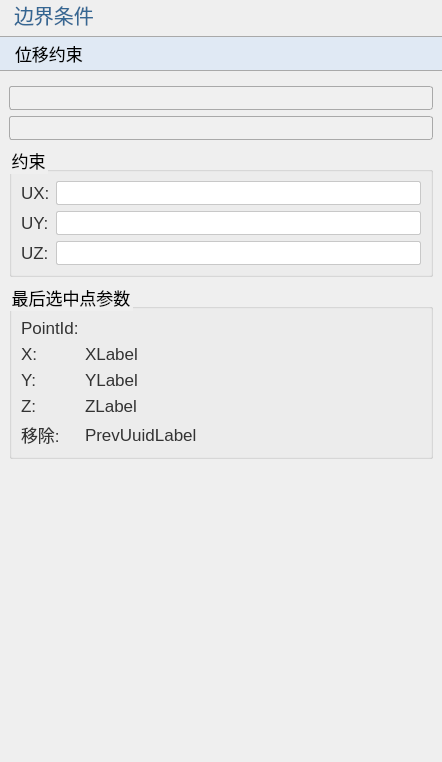
The window that plugins/Base_PhysicalField/DisplacementConstraintWidget.ui (asd977/base_cae) describes before a commit, drawn with Qt 5.
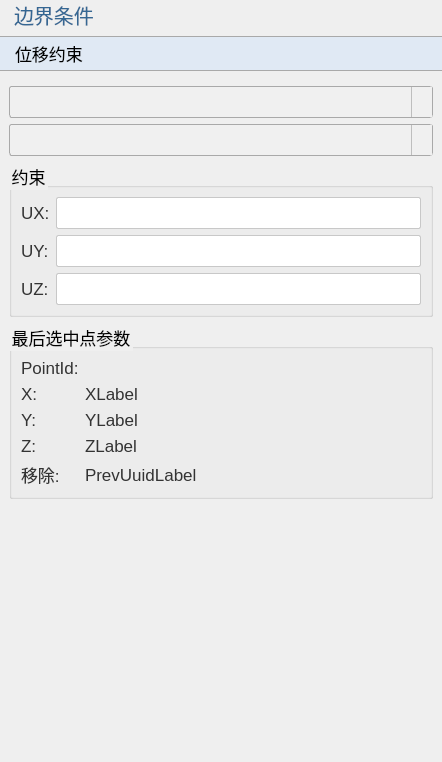
The same window after the commit. Icons and pictures are not drawn.

Commit message: style: switch custom control arrows from png to svg

```diff
--- a/plugins/Base_PhysicalField/DisplacementConstraintWidget.ui
+++ b/plugins/Base_PhysicalField/DisplacementConstraintWidget.ui
@@ -23,91 +23,96 @@
    <string notr="true">QWidget{
 font-family: &quot;Microsoft YaHei&quot;, &quot;微软雅黑&quot;;
 }
+QPushButton {
+    font-size: 17px;
+    min-height: 32px;
+}
 QPushButton#pushButton {
     background-color: rgb(224, 233, 244);
     border-width: 1px;
     border-color: rgb(121, 121, 121);
     border-style: solid;
-    height: 33px;
-    border-top: 1px solid rgb(169, 169, 169); /* 上边框为灰色 */
-    border-bottom: 1px solid rgb(169, 169, 169); /* 下边框为灰色 */
-    border-left: none; /* 移除左边框 */
+    min-height: 33px;
+    border-top: 1px solid rgb(169, 169, 169);
+    border-bottom: 1px solid rgb(169, 169, 169);
+    border-left: none;
     border-right: none;
     text-align: left;
-	padding-left: 15px;
-	font-size: 17px;
-	border-style: solid;
+    padding-left: 15px;
+    font-size: 17px;
 }
 QLabel {
-    font-family: &quot;Microsoft YaHei&quot;, &quot;微软雅黑&quot;;
     font-size: 17px;
-    text-align: left;
     color: rgb(51, 51, 51);
-    white-space: nowrap;
-    line-height: 50px;
-    position: absolute;
-    top: 0px;
-    left: 0px;
 }
 QLabel#pageNameLabel {
     font-size: 20px;
-    font-family: &quot;Microsoft YaHei&quot;, 微软雅黑;
-    text-align: left;
-	padding-left:9px;
+    padding-left: 9px;
     color: rgb(53, 103, 147);
 }
-QLineEdit {
-    border: 1px solid rgb(200, 200, 200); /* 设置边框为淡灰色 */
-    border-radius: 2px; /* 设置圆角半径为 5 像素 */
-	font-size: 17px;
+QLineEdit, QTextEdit, QPlainTextEdit, QSpinBox, QDoubleSpinBox, QDateTimeEdit {
+    border: 1px solid rgb(200, 200, 200);
+    border-radius: 2px;
+    font-size: 17px;
+    min-height: 30px;
 }
-QLineEdit:focus {
-    border-color: rgb(100, 100, 255); /* 设置焦点时的边框颜色为蓝色 */
-    outline: none; /* 去掉默认的焦点边框 */
+QLineEdit:focus, QTextEdit:focus, QPlainTextEdit:focus,
+QSpinBox:focus, QDoubleSpinBox:focus, QDateTimeEdit:focus {
+    border-color: rgb(100, 100, 255);
+    outline: none;
 }
 QComboBox {
-    font-family: &quot;Microsoft YaHei&quot;, 微软雅黑;
     font-size: 17px;
-    text-align: left;
     color: rgb(51, 51, 51);
-    padding-left:6px;
+    padding-left: 6px;
     background: rgb(240, 240, 240);
     border: 1px solid rgb(169, 169, 169);
-    border-radius: 3px; /* 设置边框的圆角半径为5像素 */
+    border-radius: 3px;
+    min-height: 30px;
 }
 QComboBox::drop-down {
-    background: rgb(240, 240, 240);
-}
-QComboBox::down-arrow {
-    image: url(:/resources/down_arrow.png); /* 替换下拉箭头图标 */
-}
-/*QCombobox右侧按钮*/
-QComboBox::drop-down {
     subcontrol-origin: padding;
-    subcontrol-position: top right;/*放于右方顶部*/
-    border-top-right-radius: 3px;/*设置边框圆角*/
-    border-bottom-right-radius: 3px;
+    subcontrol-position: top right;
+    width: 20px;
+    background: rgb(240, 240, 240);
+    border-left: 1px solid rgb(190, 190, 190);
 }
-QLineEdit {
-    border: 1px solid rgb(200, 200, 200); /* 设置边框为淡灰色 */
-    border-radius: 2px; /* 设置圆角半径为 5 像素 */
-	font-size: 17px;
+QComboBox::down-arrow {
+    image: url(:/resources/arrow_down_drawn.svg);
+    width: 12px;
+    height: 12px;
 }
-QLineEdit:focus {
-    border-color: rgb(100, 100, 255); /* 设置焦点时的边框颜色为蓝色 */
-    outline: none; /* 去掉默认的焦点边框 */
+QSpinBox::up-button, QDoubleSpinBox::up-button {
+    subcontrol-origin: border;
+    subcontrol-position: top right;
+    width: 18px;
+    border-left: 1px solid rgb(190, 190, 190);
+    border-bottom: 1px solid rgb(210, 210, 210);
+    background: rgb(240, 240, 240);
 }
-
-QRadioButton {
-    font-size: 17px; /* 设置字体大小为 14 像素 */
+QSpinBox::down-button, QDoubleSpinBox::down-button {
+    subcontrol-origin: border;
+    subcontrol-position: bottom right;
+    width: 18px;
+    border-left: 1px solid rgb(190, 190, 190);
+    background: rgb(240, 240, 240);
 }
-
-QCheckBox {
-    font-size: 17px; /* 设置字体大小为 14 像素 */
+QSpinBox::up-arrow, QDoubleSpinBox::up-arrow {
+    image: url(:/resources/arrow_up_drawn.svg);
+    width: 10px;
+    height: 10px;
 }
-
-QGroupBox{
-    font-size: 17px; /* 设置字体大小为 14 像素 */   
+QSpinBox::down-arrow, QDoubleSpinBox::down-arrow {
+    image: url(:/resources/arrow_down_drawn.svg);
+    width: 10px;
+    height: 10px;
+}
+QRadioButton, QCheckBox, QGroupBox {
+    font-size: 17px;
+}
+QTableWidget, QTreeWidget, QListWidget {
+    font-size: 16px;
+    gridline-color: rgb(210, 210, 210);
 }
 
 </string>
```
The commit also changes 45 other files.
